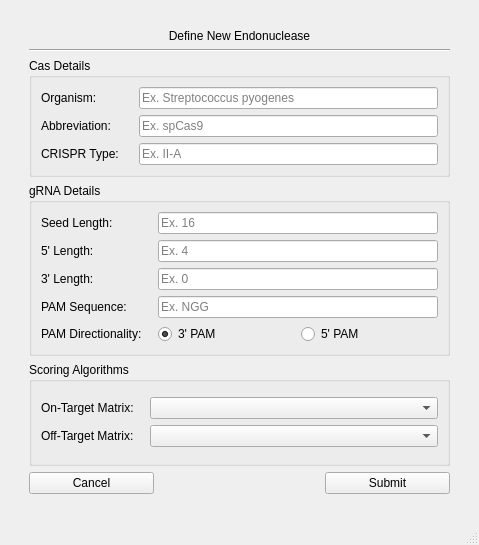
Qt form newendonuclease.ui (TrinhLab/CASPERapp) before a commit.
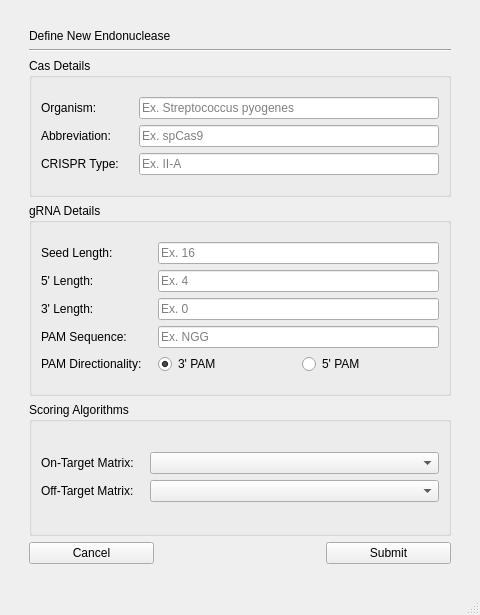
The same form after that commit.

Diff of the .ui file:
```diff
--- a/newendonuclease.ui
+++ b/newendonuclease.ui
@@ -6,8 +6,8 @@
    <rect>
     <x>0</x>
     <y>0</y>
-    <width>479</width>
-    <height>545</height>
+    <width>480</width>
+    <height>615</height>
    </rect>
   </property>
   <property name="windowTitle">
@@ -49,7 +49,7 @@
              <string>Define New Endonuclease</string>
             </property>
             <property name="alignment">
-             <set>Qt::AlignCenter</set>
+             <set>Qt::AlignLeading|Qt::AlignLeft|Qt::AlignVCenter</set>
             </property>
            </widget>
           </item>
@@ -68,7 +68,7 @@
            <string>Cas Details</string>
           </property>
           <layout class="QGridLayout" name="gridLayout_9">
-           <item row="0" column="0">
+           <item row="1" column="0">
             <layout class="QGridLayout" name="gridLayout_8">
              <item row="0" column="0">
               <layout class="QGridLayout" name="gridLayout_6">
@@ -184,6 +184,38 @@
              </item>
             </layout>
            </item>
+           <item row="0" column="0">
+            <spacer name="verticalSpacer_3">
+             <property name="orientation">
+              <enum>Qt::Vertical</enum>
+             </property>
+             <property name="sizeType">
+              <enum>QSizePolicy::Fixed</enum>
+             </property>
+             <property name="sizeHint" stdset="0">
+              <size>
+               <width>10</width>
+               <height>10</height>
+              </size>
+             </property>
+            </spacer>
+           </item>
+           <item row="2" column="0">
+            <spacer name="verticalSpacer_4">
+             <property name="orientation">
+              <enum>Qt::Vertical</enum>
+             </property>
+             <property name="sizeType">
+              <enum>QSizePolicy::Fixed</enum>
+             </property>
+             <property name="sizeHint" stdset="0">
+              <size>
+               <width>10</width>
+               <height>10</height>
+              </size>
+             </property>
+            </spacer>
+           </item>
           </layout>
          </widget>
         </item>
@@ -193,7 +225,7 @@
            <string>gRNA Details</string>
           </property>
           <layout class="QGridLayout" name="gridLayout_10">
-           <item row="0" column="0">
+           <item row="1" column="0">
             <layout class="QGridLayout" name="gridLayout_7">
              <item row="0" column="0">
               <layout class="QGridLayout" name="gridLayout_5">
@@ -401,6 +433,38 @@
              </item>
             </layout>
            </item>
+           <item row="0" column="0">
+            <spacer name="verticalSpacer_5">
+             <property name="orientation">
+              <enum>Qt::Vertical</enum>
+             </property>
+             <property name="sizeType">
+              <enum>QSizePolicy::Fixed</enum>
+             </property>
+             <property name="sizeHint" stdset="0">
+              <size>
+               <width>10</width>
+               <height>10</height>
+              </size>
+             </property>
+            </spacer>
+           </item>
+           <item row="2" column="0">
+            <spacer name="verticalSpacer_6">
+             <property name="orientation">
+              <enum>Qt::Vertical</enum>
+             </property>
+             <property name="sizeType">
+              <enum>QSizePolicy::Fixed</enum>
+             </property>
+             <property name="sizeHint" stdset="0">
+              <size>
+               <width>10</width>
+               <height>10</height>
+              </size>
+             </property>
+            </spacer>
+           </item>
           </layout>
          </widget>
         </item>
@@ -411,6 +475,22 @@
           </property>
           <layout class="QGridLayout" name="gridLayout_11">
            <item row="0" column="0">
+            <spacer name="verticalSpacer_7">
+             <property name="orientation">
+              <enum>Qt::Vertical</enum>
+             </property>
+             <property name="sizeType">
+              <enum>QSizePolicy::Fixed</enum>
+             </property>
+             <property name="sizeHint" stdset="0">
+              <size>
+               <width>10</width>
+               <height>10</height>
+              </size>
+             </property>
+            </spacer>
+           </item>
+           <item row="1" column="0">
             <layout class="QGridLayout" name="gridLayout_4">
              <item row="0" column="0">
               <layout class="QGridLayout" name="gridLayout_3">
@@ -484,6 +564,22 @@
              </item>
             </layout>
            </item>
+           <item row="2" column="0">
+            <spacer name="verticalSpacer_8">
+             <property name="orientation">
+              <enum>Qt::Vertical</enum>
+             </property>
+             <property name="sizeType">
+              <enum>QSizePolicy::Fixed</enum>
+             </property>
+             <property name="sizeHint" stdset="0">
+              <size>
+               <width>10</width>
+               <height>10</height>
+              </size>
+             </property>
+            </spacer>
+           </item>
           </layout>
          </widget>
         </item>
```
Left out of the diff: 32 changed lines with no effect on the pictures.
